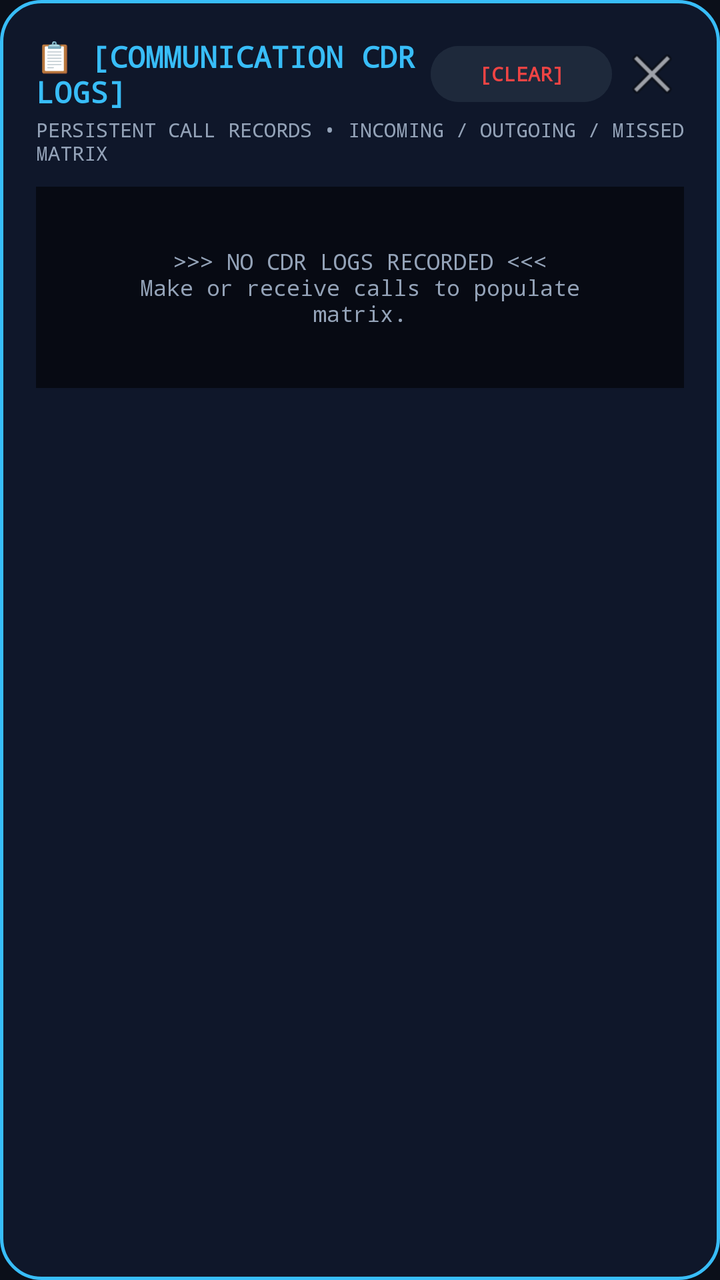
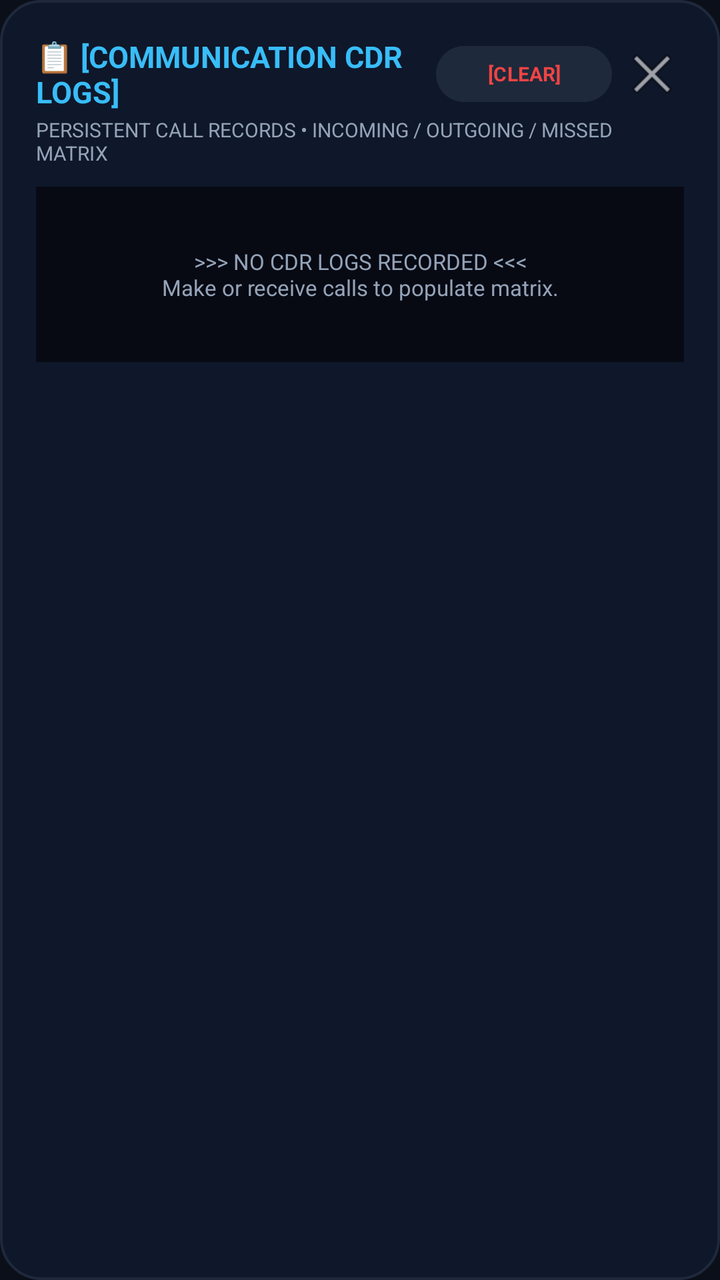

Two renders of the same Android screen: before a commit and after it. Below are the layout's source before the change and the commit's diff.
<!-- AndroidManifest.xml: application theme Theme.OfflineMeshCalling -->
<!-- res/layout/dialog_call_history.xml -->
<?xml version="1.0" encoding="utf-8"?>
<LinearLayout xmlns:android="http://schemas.android.com/apk/res/android"
    android:id="@+id/callHistoryDialogRoot"
    android:layout_width="match_parent"
    android:layout_height="wrap_content"
    android:background="@drawable/dialog_background"
    android:orientation="vertical"
    android:padding="18dp">

    
    <LinearLayout
        android:layout_width="match_parent"
        android:layout_height="wrap_content"
        android:gravity="center_vertical"
        android:orientation="horizontal">

        <TextView
            android:id="@+id/tvHistoryHeaderTitle"
            android:layout_width="0dp"
            android:layout_height="wrap_content"
            android:layout_weight="1"
            android:fontFamily="monospace"
            android:text="📋 [COMMUNICATION CDR LOGS]"
            android:textColor="#38BDF8"
            android:textSize="15sp"
            android:textStyle="bold" />

        <Button
            android:id="@+id/btnClearHistory"
            android:layout_width="wrap_content"
            android:layout_height="36dp"
            android:backgroundTint="#1E293B"
            android:fontFamily="monospace"
            android:text="[CLEAR]"
            android:textColor="#EF4444"
            android:textSize="10sp"
            android:textStyle="bold" />

        <ImageButton
            android:id="@+id/btnCloseHistory"
            android:layout_width="32dp"
            android:layout_height="32dp"
            android:layout_marginStart="4dp"
            android:background="?android:attr/selectableItemBackgroundBorderless"
            android:contentDescription="Close"
            android:src="@android:drawable/ic_menu_close_clear_cancel" />
    </LinearLayout>

    <TextView
        android:layout_width="wrap_content"
        android:layout_height="wrap_content"
        android:layout_marginTop="2dp"
        android:fontFamily="monospace"
        android:text="PERSISTENT CALL RECORDS • INCOMING / OUTGOING / MISSED MATRIX"
        android:textColor="#94A3B8"
        android:textSize="10sp" />

    
    <ScrollView
        android:layout_width="match_parent"
        android:layout_height="wrap_content"
        android:layout_marginTop="10dp"
        android:background="#070A13"
        android:maxHeight="360dp"
        android:padding="6dp">

        <LinearLayout
            android:id="@+id/llCallHistoryContainer"
            android:layout_width="match_parent"
            android:layout_height="wrap_content"
            android:orientation="vertical">

            
            <TextView
                android:id="@+id/tvEmptyHistory"
                android:layout_width="match_parent"
                android:layout_height="wrap_content"
                android:fontFamily="monospace"
                android:gravity="center"
                android:padding="24dp"
                android:text=">>> NO CDR LOGS RECORDED &lt;&lt;&lt;\nMake or receive calls to populate matrix."
                android:textColor="#94A3B8"
                android:textSize="11sp" />
        </LinearLayout>
    </ScrollView>

</LinearLayout>
<!-- resources referenced by this layout -->
<resources>
  <!-- drawable dialog_background (drawable) -->
  <?xml version="1.0" encoding="utf-8"?>
  <shape xmlns:android="http://schemas.android.com/apk/res/android"
      android:shape="rectangle">
      <solid android:color="#0F172A" />
      <corners android:radius="20dp" />
      <stroke
          android:width="1.5dp"
          android:color="#38BDF8" />
  </shape>
  <style name="Theme.OfflineMeshCalling" parent="Theme.Material3.Dark.NoActionBar">
          <item name="colorPrimary">@color/accent_cyan</item>
          <item name="colorSecondary">@color/accent_emerald</item>
          <item name="android:statusBarColor">@color/background_dark</item>
          <item name="android:windowBackground">@color/background_dark</item>
      </style>
  <color name="accent_cyan">#38BDF8</color>
  <color name="accent_emerald">#10B981</color>
  <color name="background_dark">#0B0F19</color>
</resources>

<!-- the commit's change to res/layout/dialog_call_history.xml (unified diff, before → after) -->
@@ -1,4 +1,4 @@
-<?xml version="1.0" encoding="utf-8"?>
+﻿<?xml version="1.0" encoding="utf-8"?>
 <LinearLayout xmlns:android="http://schemas.android.com/apk/res/android"
     android:id="@+id/callHistoryDialogRoot"
     android:layout_width="match_parent"
@@ -19,7 +19,7 @@
             android:layout_width="0dp"
             android:layout_height="wrap_content"
             android:layout_weight="1"
-            android:fontFamily="monospace"
+            android:fontFamily="sans-serif"
             android:text="📋 [COMMUNICATION CDR LOGS]"
             android:textColor="#38BDF8"
             android:textSize="15sp"
@@ -30,7 +30,7 @@
             android:layout_width="wrap_content"
             android:layout_height="36dp"
             android:backgroundTint="#1E293B"
-            android:fontFamily="monospace"
+            android:fontFamily="sans-serif"
             android:text="[CLEAR]"
             android:textColor="#EF4444"
             android:textSize="10sp"
@@ -50,7 +50,7 @@
         android:layout_width="wrap_content"
         android:layout_height="wrap_content"
         android:layout_marginTop="2dp"
-        android:fontFamily="monospace"
+        android:fontFamily="sans-serif"
         android:text="PERSISTENT CALL RECORDS • INCOMING / OUTGOING / MISSED MATRIX"
         android:textColor="#94A3B8"
         android:textSize="10sp" />
@@ -75,7 +75,7 @@
                 android:id="@+id/tvEmptyHistory"
                 android:layout_width="match_parent"
                 android:layout_height="wrap_content"
-                android:fontFamily="monospace"
+                android:fontFamily="sans-serif"
                 android:gravity="center"
                 android:padding="24dp"
                 android:text=">>> NO CDR LOGS RECORDED &lt;&lt;&lt;\nMake or receive calls to populate matrix."
<!-- resource entries referenced after the edit -->
@@ -7,8 +7,8 @@
       <solid android:color="#0F172A" />
       <corners android:radius="20dp" />
       <stroke
-          android:width="1.5dp"
-          android:color="#38BDF8" />
+          android:width="1.2dp"
+          android:color="#1E293B" />
   </shape>
   <style name="Theme.OfflineMeshCalling" parent="Theme.Material3.Dark.NoActionBar">
           <item name="colorPrimary">@color/accent_cyan</item>
@@ -16,7 +16,7 @@
           <item name="android:statusBarColor">@color/background_dark</item>
           <item name="android:windowBackground">@color/background_dark</item>
       </style>
-  <color name="accent_cyan">#38BDF8</color>
+  <color name="accent_cyan">#0EA5E9</color>
   <color name="accent_emerald">#10B981</color>
   <color name="background_dark">#0B0F19</color>
 </resources>
